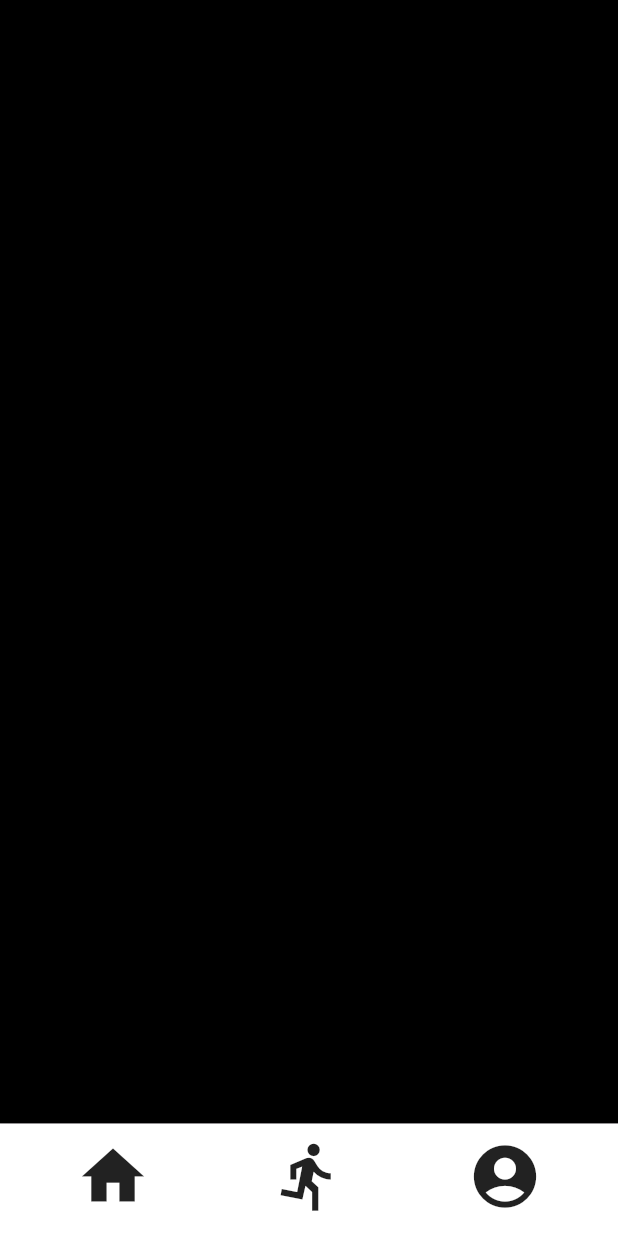
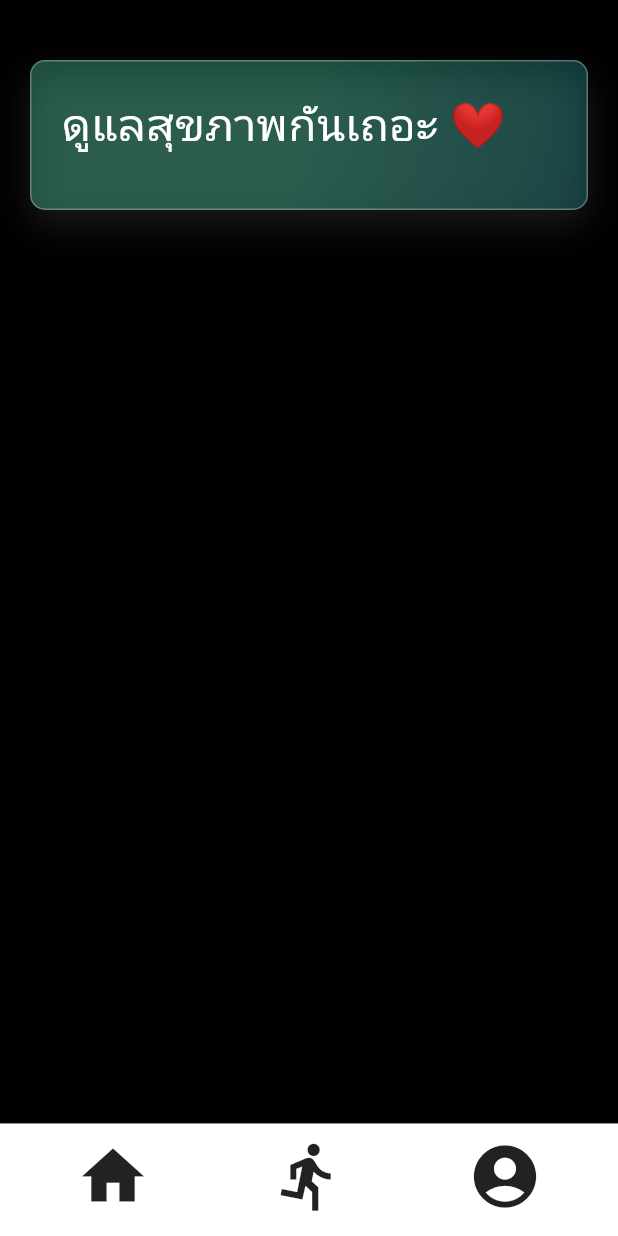
Before and after one commit to GameAnuchaza/my_health_V, a Flutter app: the screen it shows after launch, on a phone screen of 412 x 824 dp. Run offline on Flutter 3.47's test engine with Material 3 defaults, Android fonts, the light colour scheme and no system bars.

Commit message:
customize_pagehome

```diff
--- a/lib/page/homepage.dart
+++ b/lib/page/homepage.dart
@@ -1,3 +1,5 @@
+import 'dart:ui';
+
 import 'package:flutter/material.dart';
 
 class Homepage extends StatefulWidget {
@@ -13,6 +15,53 @@ class _HomepageState extends State<Homepage> {
     return Scaffold(
       body: Container(
         color: Colors.black,
+        width: double.infinity,
+        height: double.infinity,
+        child: SingleChildScrollView(
+          child: Column(
+            children: [
+              SizedBox(height: 20),
+              Padding(
+                padding: EdgeInsets.all(20),
+
+
+                  child: Container(
+                    decoration: BoxDecoration(
+                      borderRadius: BorderRadius.circular(10),
+                      gradient: LinearGradient(
+                        begin: Alignment.topLeft,
+                        end: Alignment.bottomRight,
+                        colors: [
+                          Color.fromRGBO(83, 245, 199, 0.3),
+                           Color.fromRGBO(83, 245, 199, 0.3),
+                           Color.fromRGBO(34, 168, 168, 0.3),
+                        ],
+                      ),
+                      border: Border.all(color: const Color.fromRGBO(255, 255, 255, 0.3)),
+                     boxShadow: [
+  BoxShadow(
+    color: const Color.fromRGBO(255, 255, 255, 0.1),
+    blurRadius: 20,
+    offset: Offset(0, 10),
+  ),
+],
+                    ),
+                    width: double.infinity,
+                    height: 100,
+                    child: Padding(
+                      padding: EdgeInsets.all(20),
+
+                      child: Text(
+                        "ดูแลสุขภาพกันเถอะ ❤️",
+                        style: TextStyle(color: Colors.white ,fontSize: 30),
+                      ),
+                    ),
+                  ),
+                ),
+
+            ],
+          ),
+        ),
       ),
     );
   }
--- a/lib/page/userpage.dart
+++ b/lib/page/userpage.dart
@@ -11,7 +11,7 @@ class _UserpageState extends State<Userpage> {
   @override
   Widget build(BuildContext context) {
     return Scaffold(
-      backgroundColor: Colors.white,
+      backgroundColor: Colors.black,
       body: Container(
 
 
--- a/pubspec.yaml
+++ b/pubspec.yaml
@@ -35,6 +35,7 @@ dependencies:
   # Use with the CupertinoIcons class for iOS style icons.
   cupertino_icons: ^1.0.8
   provider: ^6.1.5+1
+  http: ^0.13.6
 
 dev_dependencies:
   flutter_test:
```
Also changed, not shown: pubspec.lock.
